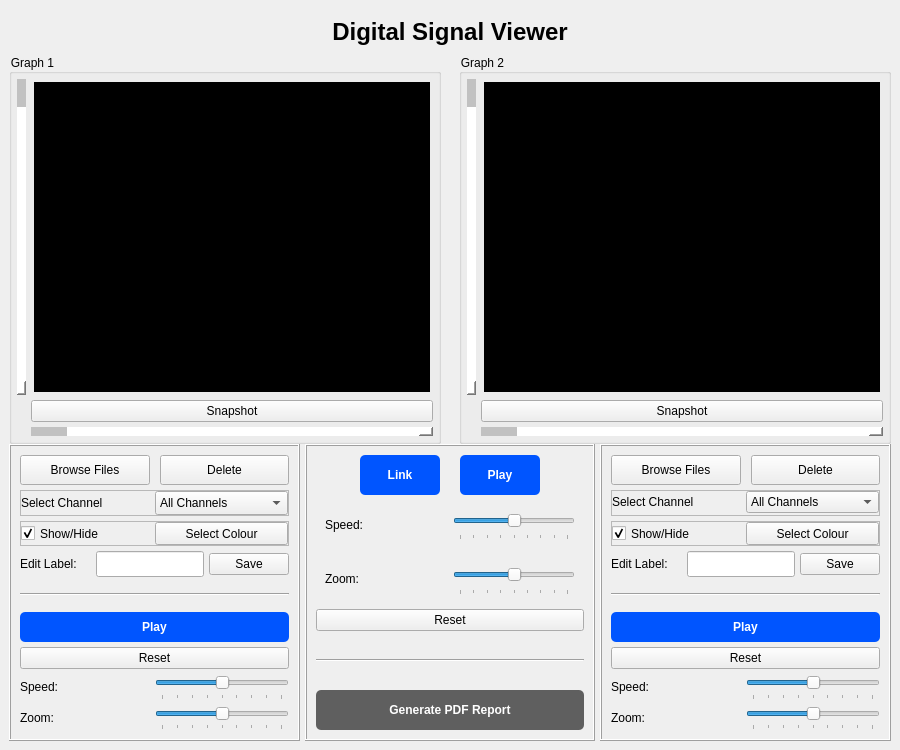
This is task1.ui in OmarAtef0/Digital-Signal-Visualizer as Qt 5 draws it before an edit. The edited form follows.
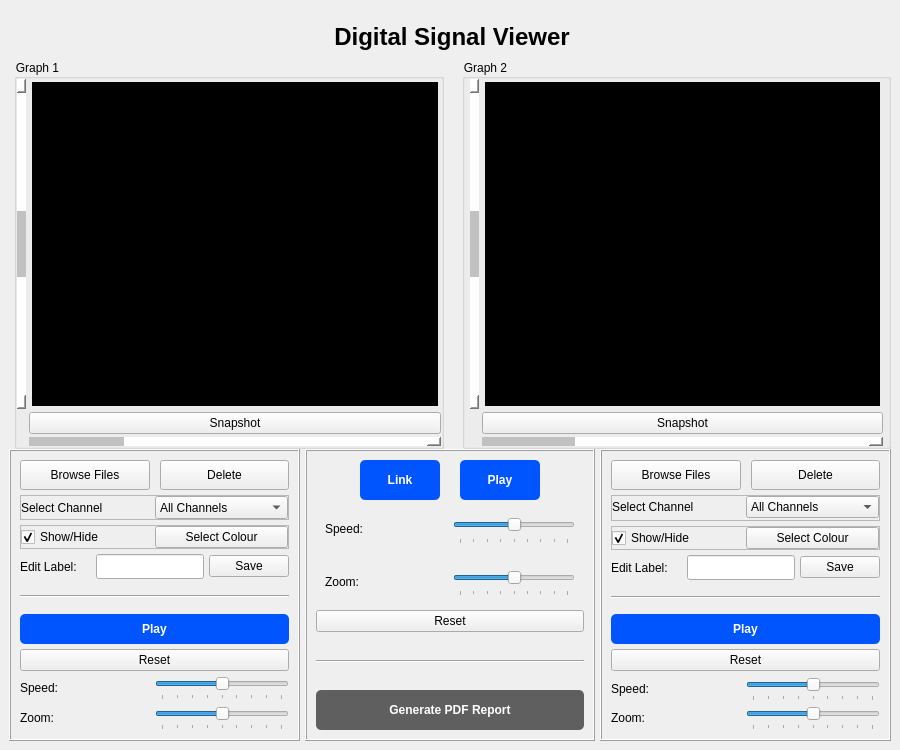
This is the edited form. Custom widgets are drawn as their Qt base class.

Diff of the .ui file:
```diff
--- a/task1.ui
+++ b/task1.ui
@@ -94,10 +94,10 @@
            <number>0</number>
           </property>
           <property name="leftMargin">
-           <number>0</number>
+           <number>5</number>
           </property>
           <property name="topMargin">
-           <number>0</number>
+           <number>5</number>
           </property>
           <property name="rightMargin">
            <number>0</number>
@@ -310,19 +310,19 @@
                   </property>
                   <layout class="QGridLayout" name="gridLayout_8">
                    <property name="leftMargin">
-                    <number>5</number>
+                    <number>0</number>
                    </property>
                    <property name="topMargin">
-                    <number>5</number>
+                    <number>0</number>
                    </property>
                    <property name="rightMargin">
-                    <number>5</number>
+                    <number>0</number>
                    </property>
                    <property name="bottomMargin">
-                    <number>5</number>
+                    <number>0</number>
                    </property>
                    <property name="spacing">
-                    <number>5</number>
+                    <number>3</number>
                    </property>
                    <item row="1" column="1">
                     <widget class="QPushButton" name="snapshot_1">
@@ -394,6 +394,21 @@
 
 </string>
                      </property>
+                     <property name="minimum">
+                      <number>-80</number>
+                     </property>
+                     <property name="maximum">
+                      <number>80</number>
+                     </property>
+                     <property name="singleStep">
+                      <number>10</number>
+                     </property>
+                     <property name="pageStep">
+                      <number>40</number>
+                     </property>
+                     <property name="sliderPosition">
+                      <number>0</number>
+                     </property>
                      <property name="orientation">
                       <enum>Qt::Vertical</enum>
                      </property>
@@ -429,6 +444,9 @@
 }
 </string>
                      </property>
+                     <property name="pageStep">
+                      <number>30</number>
+                     </property>
                      <property name="orientation">
                       <enum>Qt::Horizontal</enum>
                      </property>
@@ -509,16 +527,16 @@
                     <number>5</number>
                    </property>
                    <property name="topMargin">
-                    <number>5</number>
+                    <number>0</number>
                    </property>
                    <property name="rightMargin">
                     <number>5</number>
                    </property>
                    <property name="bottomMargin">
-                    <number>5</number>
+                    <number>0</number>
                    </property>
                    <property name="spacing">
-                    <number>5</number>
+                    <number>3</number>
                    </property>
                    <item row="0" column="0">
                     <widget class="QScrollBar" name="VerticalScrollBar_2">
@@ -551,6 +569,18 @@
 }
 </string>
                      </property>
+                     <property name="minimum">
+                      <number>-80</number>
+                     </property>
+                     <property name="maximum">
+                      <number>80</number>
+                     </property>
+                     <property name="singleStep">
+                      <number>10</number>
+                     </property>
+                     <property name="pageStep">
+                      <number>40</number>
+                     </property>
                      <property name="orientation">
                       <enum>Qt::Vertical</enum>
                      </property>
@@ -616,6 +646,9 @@
 }
 </string>
                      </property>
+                     <property name="pageStep">
+                      <number>30</number>
+                     </property>
                      <property name="orientation">
                       <enum>Qt::Horizontal</enum>
                      </property>
```
Left out of the diff: 74 changed lines with no effect on the pictures.
